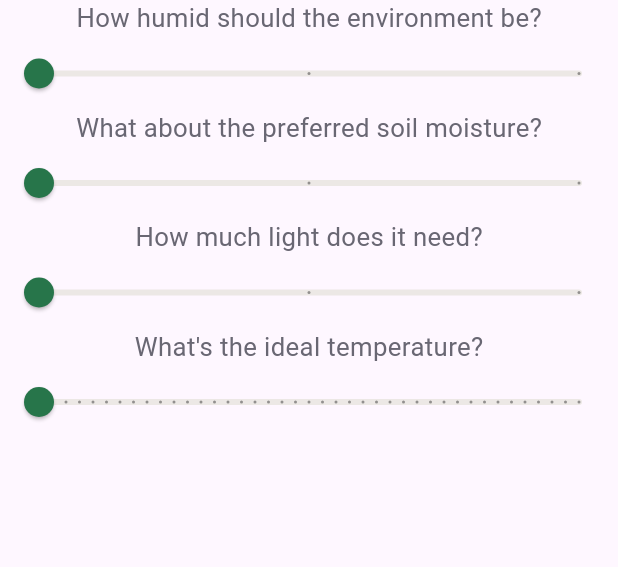
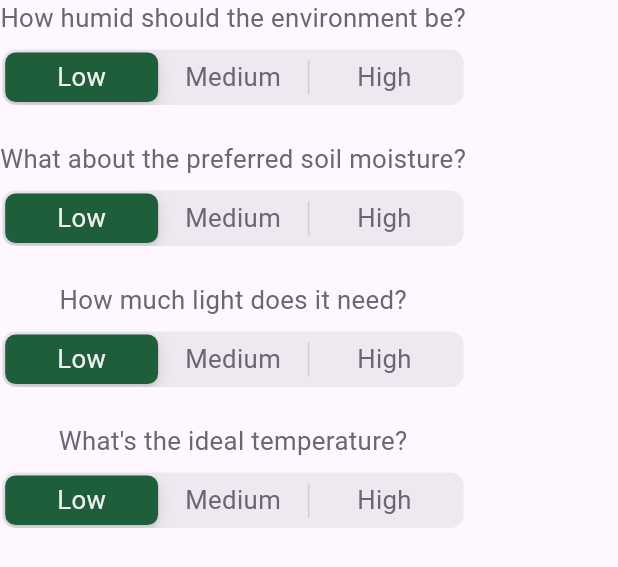
Before and after one commit to Team-Wilhelm/BotaniQue-MobDev, a Flutter app: the AddPlantThirdStepContent widget shown alone on an empty page, opened directly, on a phone screen of 412 x 824 dp. Shown: the top 567 px of the screen. Run offline on Flutter 3.47's test engine with Material 3 defaults, Android fonts, the phone set to English and light mode, and no system bars; our stand-ins replace animated_custom_dropdown, flutter_bloc, flutter_secure_storage, freezed_annotation, google_fonts, image_picker and 1 more; accounts and stored records are empty; generated files the repository leaves out were written again; network calls fail.

Commit message:
third step swapped sliders for segmented buttons

```diff
--- a/botanique/lib/add_plant/add_plant_screen.dart
+++ b/botanique/lib/add_plant/add_plant_screen.dart
@@ -41,7 +41,7 @@ class _AddPlantScreenState extends State<AddPlantScreen> {
         subtitle: "Time to put a face to that name!",
         content: AddPlantSecondStepContent(),
       ),
-      const AppStep(
+      AppStep(
         title: "Just a few more details!",
         subtitle: "When does your plant feel best?",
         content: AddPlantThirdStepContent(),
--- a/botanique/lib/add_plant/steps/add_plant_third_step.dart
+++ b/botanique/lib/add_plant/steps/add_plant_third_step.dart
@@ -1,81 +1,101 @@
 import 'package:botanique/state/add_plant/plant_requirements_cubit.dart';
-import 'package:flutter/material.dart';
+import 'package:botanique/style/app_style.dart';
+import 'package:flutter/cupertino.dart';
 import 'package:flutter_bloc/flutter_bloc.dart';
 
 import '../../models/models/plant.dart';
 import '../../shared/app_text.dart';
 
+class Question {
+  final String question;
+  final void Function(int, PlantRequirementsCubit) onAnswered;
+  int selectedOption;
+
+  Question({
+    required this.question,
+    required this.onAnswered,
+    this.selectedOption = 0,
+  });
+}
+
 class AddPlantThirdStepContent extends StatelessWidget {
-  const AddPlantThirdStepContent({super.key});
+  AddPlantThirdStepContent({super.key});
+
+  final Map<int, String> _optionsMap = {
+    0: "Low",
+    1: "Medium",
+    2: "High",
+  };
+
+  final List<Question> _questions = [
+    Question(
+      question: "How humid should the environment be?",
+      onAnswered: (value, requirementsCubit) =>
+          requirementsCubit.updateHumidityLevel(value),
+    ),
+    Question(
+      question: "What about the preferred soil moisture?",
+      onAnswered: (value, requirementsCubit) =>
+          requirementsCubit.updateSoilMoistureLevel(value),
+    ),
+    Question(
+      question: "How much light does it need?",
+      onAnswered: (value, requirementsCubit) =>
+          requirementsCubit.updateLightLevel(value),
+    ),
+    Question(
+      question: "What's the ideal temperature?",
+      onAnswered: (value, requirementsCubit) =>
+          requirementsCubit.updateTemperatureLevel(value),
+    ),
+  ];
 
   @override
   Widget build(BuildContext context) {
     return BlocBuilder<PlantRequirementsCubit, CreateRequirementsDto>(
       builder: (context, snapshot) {
-        final PlantRequirementsCubit requirementsCubit =
-            context.read<PlantRequirementsCubit>();
         return Column(
           children: [
-            const AppText(text: "How humid should the environment be?"),
-            Slider.adaptive(
-              value: snapshot.humidityLevel.toDouble(),
-              min: 0,
-              max: 2,
-              divisions: 2,
-              label: _getSliderLabel(snapshot.humidityLevel),
-              onChanged: (value) {
-                requirementsCubit.updateHumidityLevel(value.toInt());
-              },
-            ),
-            const AppText(text: "What about the preferred soil moisture?"),
-            Slider.adaptive(
-              value: snapshot.soilMoistureLevel.toDouble(),
-              min: 0,
-              max: 2,
-              divisions: 2,
-              label: _getSliderLabel(snapshot.soilMoistureLevel),
-              onChanged: (value) {
-                requirementsCubit.updateSoilMoistureLevel(value.toInt());
-              },
-            ),
-            const AppText(text: "How much light does it need?"),
-            Slider.adaptive(
-              value: snapshot.lightLevel.toDouble(),
-              min: 0,
-              max: 2,
-              divisions: 2,
-              label: _getSliderLabel(snapshot.lightLevel),
-              onChanged: (value) {
-                requirementsCubit.updateLightLevel(value.toInt());
-              },
-            ),
-            const AppText(text: "What's the ideal temperature?"),
-            Slider.adaptive(
-              value: snapshot.temperatureLevel.toDouble(),
-              min: 0,
-              max: 40,
-              divisions: 40,
-              label: "${snapshot.temperatureLevel}°C",
-              onChanged: (value) {
-                requirementsCubit.updateTemperatureLevel(value.toInt());
-              },
-            ),
+            for (var i = 0; i < _questions.length; i++)
+              Column(
+                children: [
+                  AppText(text: _questions[i].question),
+                  const SizedBox(height: 8),
+                  CupertinoSlidingSegmentedControl(
+                    thumbColor: AppColors.primary[20]!,
+                    children: _optionsAsWidgetMap(_questions[i].selectedOption),
+                    groupValue: _questions[i].selectedOption,
+                    onValueChanged: (value) {
+                      _questions[i].selectedOption = value as int;
+                      _questions[i].onAnswered(
+                        value,
+                        context.read<PlantRequirementsCubit>(),
+                      );
+                    },
+                  ),
+                  const SizedBox(height: 24),
+                ],
+              ),
           ],
         );
       },
     );
   }
 
-  String _getSliderLabel(int value) {
-    switch (value) {
-      case 0:
-        return "Low";
-      case 1:
-        return "Medium";
-      case 2:
-        return "High";
-      default:
-        return "Low";
-    }
+  Map<int, Widget> _optionsAsWidgetMap(int selectedOption) {
+    return _optionsMap.map(
+      (index, value) => MapEntry(
+        index,
+        Padding(
+          padding: const EdgeInsets.symmetric(horizontal: 8, vertical: 4),
+          child: AppText(
+            text: value,
+            colour: index == selectedOption
+                ? TextColors.textLight
+                : TextColors.textDark,
+          ),
+        ),
+      ),
+    );
   }
 }
```
